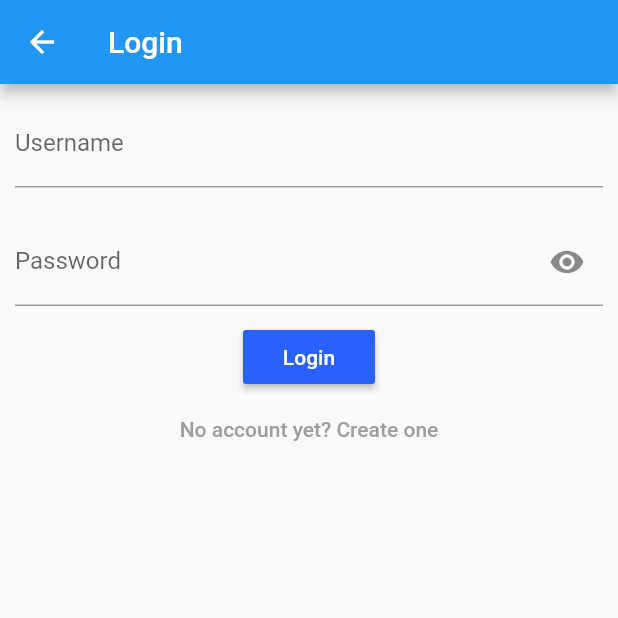
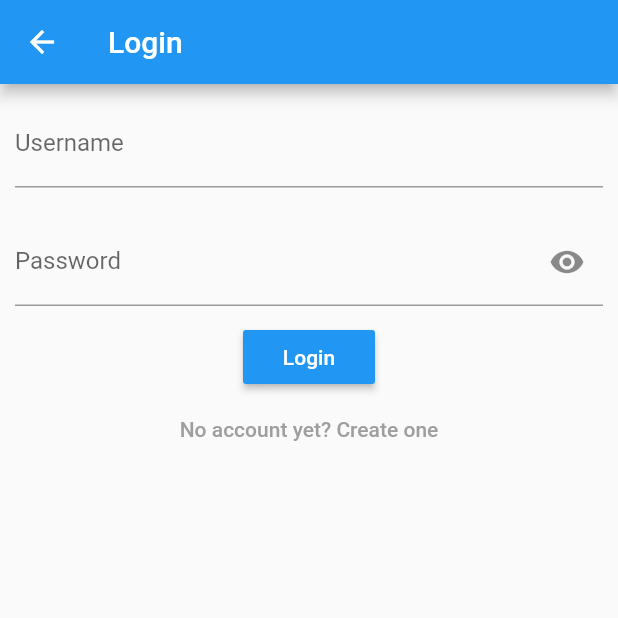
Before and after one commit to percy-g2/flutter_login_sample, a Flutter app: the LoginPage screen opened by its route, on a phone screen of 412 x 824 dp, the top half of it. Run offline on Flutter 3.47's test engine with Material 2 defaults, Android fonts, the phone set to English and light mode, and no system bars; our stand-ins replace sqflite; missing offline and left inert: simple_permissions; accounts and stored records are empty.

```diff
--- a/lib/pages/login/login_page.dart
+++ b/lib/pages/login/login_page.dart
@@ -47,7 +47,7 @@ class _LoginPageState extends State<LoginPage> implements LoginPageContract {
       onPressed: _submit,
       child: new Text("Login"),
       textColor: Colors.white,
-      color: Colors.blueAccent[700],
+      color: Colors.blue,
     );
     var singUpBtn = new FlatButton(
       onPressed: () {
--- a/lib/pages/signup/sign_up_page.dart
+++ b/lib/pages/signup/sign_up_page.dart
@@ -1,7 +1,7 @@
 import 'package:flutter/material.dart';
 import 'package:flutter_login_sample/models/user.dart';
 import 'package:flutter_login_sample/pages/signup/sign_up_presenter.dart';
-
+import 'dart:core';
 class SignUpPage extends StatefulWidget {
   @override
   _SignUpPageState createState() => new _SignUpPageState();
@@ -22,7 +22,7 @@ class _SignUpPageState extends State<SignUpPage> implements SignUpContract {
   }
 
   void _submit() {
-    if (_password.compareTo(_rePassword) == 0) {
+    if (identical(_password, _rePassword)) {
       final form = formKey.currentState;
 
       if (form.validate()) {
```
